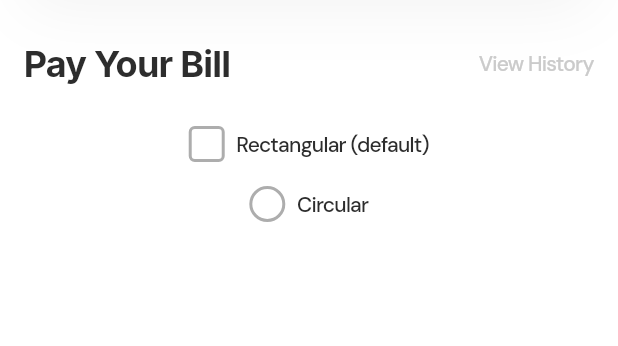
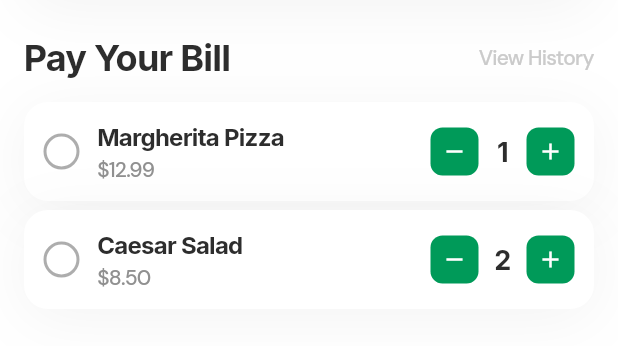
Before and after one commit to PaygooApp/paygoo, a Flutter app: the screen it shows after launch, on a phone screen of 412 x 824 dp, the part 210-556 px from its top. Run offline on Flutter 3.47's test engine with Material 3 defaults, Android fonts, the phone set to English and light mode, and no system bars; our stand-ins replace google_fonts; project files that could hold a hidden picture were left out.

Commit message:
feat(#14): basic order item card

```diff
--- /dev/null
+++ b/lib/components/atoms/app_counter.dart
@@ -0,0 +1,100 @@
+import 'package:flutter/material.dart';
+import 'package:flutter/services.dart';
+import 'package:paygoo/tokens/token_primitive_mode1.dart';
+
+class AppCounter extends StatelessWidget {
+  const AppCounter({
+    super.key,
+    required this.value,
+    required this.onChanged,
+    this.minValue = 0,
+    this.maxValue = 99,
+  });
+
+  final int value;
+  final ValueChanged<int>? onChanged;
+  final int minValue;
+  final int maxValue;
+
+  void _decrement() {
+    if (onChanged != null && value > minValue) {
+      HapticFeedback.lightImpact();
+      onChanged!(value - 1);
+    }
+  }
+
+  void _increment() {
+    if (onChanged != null && value < maxValue) {
+      HapticFeedback.lightImpact();
+      onChanged!(value + 1);
+    }
+  }
+
+  @override
+  Widget build(BuildContext context) {
+    final isDecrementDisabled = onChanged == null || value <= minValue;
+    final isIncrementDisabled = onChanged == null || value >= maxValue;
+
+    return Row(
+      mainAxisSize: MainAxisSize.min,
+      children: [
+        _CounterButton(
+          icon: Icons.remove,
+          onTap: isDecrementDisabled ? null : _decrement,
+          isDisabled: isDecrementDisabled,
+        ),
+        SizedBox(
+          width: 32,
+          child: Text(
+            value.toString(),
+            textAlign: TextAlign.center,
+            style: Theme.of(context).textTheme.titleMedium,
+          ),
+        ),
+        _CounterButton(
+          icon: Icons.add,
+          onTap: isIncrementDisabled ? null : _increment,
+          isDisabled: isIncrementDisabled,
+        ),
+      ],
+    );
+  }
+}
+
+class _CounterButton extends StatelessWidget {
+  const _CounterButton({
+    required this.icon,
+    required this.onTap,
+    required this.isDisabled,
+  });
+
+  final IconData icon;
+  final VoidCallback? onTap;
+  final bool isDisabled;
+
+  @override
+  Widget build(BuildContext context) {
+    return GestureDetector(
+      onTap: onTap,
+      child: Container(
+        width: 32,
+        height: 32,
+        decoration: BoxDecoration(
+          color: isDisabled
+              ? TokenPrimitiveMode1.gray100
+              : Theme.of(context).colorScheme.primary,
+          borderRadius: BorderRadius.circular(
+            TokenPrimitiveMode1.borderRadiussm.toDouble(),
+          ),
+        ),
+        child: Icon(
+          icon,
+          size: 18,
+          color: isDisabled
+              ? TokenPrimitiveMode1.gray400
+              : TokenPrimitiveMode1.basewhite,
+        ),
+      ),
+    );
+  }
+}
--- /dev/null
+++ b/lib/components/compose/order_item_card.dart
@@ -0,0 +1,163 @@
+import 'package:flutter/material.dart';
+import 'package:flutter/services.dart';
+import 'package:paygoo/components/atoms/app_checkbox.dart';
+import 'package:paygoo/components/atoms/app_counter.dart';
+import 'package:paygoo/tokens/token_primitive_mode1.dart';
+
+class OrderItemCard extends StatefulWidget {
+  const OrderItemCard({
+    super.key,
+    required this.itemName,
+    required this.price,
+    required this.isSelected,
+    required this.onSelectedChanged,
+    required this.quantity,
+    required this.onQuantityChanged,
+    this.checkboxStyle = AppCheckboxStyle.circular,
+    this.showSelectedBorder = true,
+    this.enableTapAnimation = true,
+  });
+
+  final String itemName;
+  final String price;
+  final bool isSelected;
+  final ValueChanged<bool> onSelectedChanged;
+  final int quantity;
+  final ValueChanged<int> onQuantityChanged;
+  final AppCheckboxStyle checkboxStyle;
+  final bool showSelectedBorder;
+  final bool enableTapAnimation;
+
+  @override
+  State<OrderItemCard> createState() => _OrderItemCardState();
+}
+
+class _OrderItemCardState extends State<OrderItemCard>
+    with SingleTickerProviderStateMixin {
+  late AnimationController _controller;
+  late Animation<double> _scaleAnimation;
+
+  @override
+  void initState() {
+    super.initState();
+    _controller = AnimationController(
+      duration: const Duration(milliseconds: 100),
+      vsync: this,
+    );
+    _scaleAnimation = Tween<double>(
+      begin: 1.0,
+      end: 0.97,
+    ).animate(CurvedAnimation(parent: _controller, curve: Curves.easeInOut));
+  }
+
+  @override
+  void dispose() {
+    _controller.dispose();
+    super.dispose();
+  }
+
+  void _onTapDown(TapDownDetails details) {
+    if (widget.enableTapAnimation) {
+      _controller.forward();
+    }
+  }
+
+  void _onTapUp(TapUpDetails details) {
+    if (widget.enableTapAnimation) {
+      _controller.reverse();
+    }
+    _toggleSelection();
+  }
+
+  void _onTapCancel() {
+    if (widget.enableTapAnimation) {
+      _controller.reverse();
+    }
+  }
+
+  void _toggleSelection() {
+    HapticFeedback.lightImpact();
+    widget.onSelectedChanged(!widget.isSelected);
+  }
+
+  @override
+  Widget build(BuildContext context) {
+    return GestureDetector(
+      onTapDown: _onTapDown,
+      onTapUp: _onTapUp,
+      onTapCancel: _onTapCancel,
+      child: AnimatedBuilder(
+        animation: _scaleAnimation,
+        builder: (context, child) =>
+            Transform.scale(scale: _scaleAnimation.value, child: child),
+        child: Container(
+          width: double.infinity,
+          padding: EdgeInsets.all(TokenPrimitiveMode1.scale300.toDouble()),
+          decoration: BoxDecoration(
+            color: Theme.of(context).colorScheme.surface,
+            borderRadius: BorderRadius.circular(
+              TokenPrimitiveMode1.borderRadiuslg.toDouble(),
+            ),
+            boxShadow: [
+              BoxShadow(
+                color: Color(0x0C000000),
+                blurRadius: 35,
+                offset: Offset(0, 6),
+                spreadRadius: 0,
+              ),
+            ],
+            border: Border.all(
+              color: (widget.isSelected && widget.showSelectedBorder)
+                  ? Theme.of(context).colorScheme.primary
+                  : TokenPrimitiveMode1.basewhite,
+              width: TokenPrimitiveMode1.borderWidthsm.toDouble(),
+            ),
+          ),
+          child: Row(
+            children: [
+              Expanded(
+                child: Row(
+                  children: [
+                    AppCheckbox(
+                      value: widget.isSelected,
+                      onChanged: null, // Disable direct tap, card handles it
+                      style: widget.checkboxStyle,
+                    ),
+                    SizedBox(width: TokenPrimitiveMode1.scale300.toDouble()),
+                    Flexible(
+                      child: Column(
+                        crossAxisAlignment: CrossAxisAlignment.start,
+                        mainAxisSize: MainAxisSize.min,
+                        children: [
+                          Text(
+                            widget.itemName,
+                            style: Theme.of(context).textTheme.titleSmall,
+                            maxLines: 1,
+                            overflow: TextOverflow.ellipsis,
+                          ),
+                          SizedBox(
+                            height: TokenPrimitiveMode1.scale100.toDouble(),
+                          ),
+                          Text(
+                            widget.price,
+                            style: Theme.of(context).textTheme.bodyMedium
+                                ?.copyWith(color: TokenPrimitiveMode1.gray500),
+                          ),
+                        ],
+                      ),
+                    ),
+                  ],
+                ),
+              ),
+              // Counter (right side)
+              AppCounter(
+                value: widget.quantity,
+                onChanged: widget.onQuantityChanged,
+              ),
+            ],
+          ),
+        ),
+      ),
+    );
+  }
+}
--- a/lib/main.dart
+++ b/lib/main.dart
@@ -1,8 +1,8 @@
 import 'package:flutter/material.dart';
+import 'package:paygoo/components/compose/order_item_card.dart';
 import 'package:paygoo/components/wrappers/venu_table_card.dart';
 import 'package:paygoo/tokens/token_primitive_mode1.dart';
 import 'package:paygoo/utils/theme/theme.dart';
-import 'package:paygoo/components/atoms/app_checkbox.dart';
 
 void main() {
   runApp(const App());
@@ -30,8 +30,10 @@ class HomePage extends StatefulWidget {
 }
 
 class _HomePageState extends State<HomePage> {
-  bool isChecked = false;
-  bool isCircularChecked = false;
+  bool isItem1Selected = false;
+  bool isItem2Selected = false;
+  int item1Quantity = 1;
+  int item2Quantity = 2;
 
   @override
   Widget build(BuildContext context) {
@@ -48,7 +50,7 @@ class _HomePageState extends State<HomePage> {
                 tableNumber: "Table:8",
                 totalAmount: "\$55.50",
               ),
-              SizedBox(height: 28),
+              SizedBox(height: 24),
               Row(
                 mainAxisAlignment: MainAxisAlignment.spaceBetween,
                 children: [
@@ -64,18 +66,33 @@ class _HomePageState extends State<HomePage> {
                   ),
                 ],
               ),
-              SizedBox(height: 28),
-              AppCheckbox(
-                value: isChecked,
-                onChanged: (value) => setState(() => isChecked = value),
-                label: "Rectangular (default)",
+              SizedBox(height: 16),
+              // With animation, no border
+              OrderItemCard(
+                itemName: "Margherita Pizza",
+                price: "\$12.99",
+                isSelected: isItem1Selected,
+                onSelectedChanged: (value) =>
+                    setState(() => isItem1Selected = value),
+                quantity: item1Quantity,
+                onQuantityChanged: (value) =>
+                    setState(() => item1Quantity = value),
+                showSelectedBorder: false,
+                enableTapAnimation: true,
               ),
-              SizedBox(height: 16),
-              AppCheckbox(
-                value: isCircularChecked,
-                onChanged: (value) => setState(() => isCircularChecked = value),
-                label: "Circular",
-                style: AppCheckboxStyle.circular,
+              SizedBox(height: 6),
+              // No animation, no border
+              OrderItemCard(
+                itemName: "Caesar Salad",
+                price: "\$8.50",
+                isSelected: isItem2Selected,
+                onSelectedChanged: (value) =>
+                    setState(() => isItem2Selected = value),
+                quantity: item2Quantity,
+                onQuantityChanged: (value) =>
+                    setState(() => item2Quantity = value),
+                showSelectedBorder: false,
+                enableTapAnimation: false,
               ),
             ],
           ),
--- a/lib/utils/theme/custom_theme/text_theme.dart
+++ b/lib/utils/theme/custom_theme/text_theme.dart
@@ -77,9 +77,10 @@ class TTextTheme {
     ),
     titleSmall: _titleStyle(
       fontSize: TokenPrimitiveMode1.typographyfontSizetitlesm.toDouble(),
-      fontWeight: FontWeight.w400,
+      fontWeight: FontWeight.w700,
       lineHeight: TokenPrimitiveMode1.typographylineHeightheadingsm.toDouble(),
       color: TokenPrimitiveMode1.gray900,
+      letterSpacing: 16 * (-3 / 100),
     ),
     bodyLarge: _bodyStyle(
       fontSize: TokenPrimitiveMode1.typographyfontSizebodylg.toDouble(),
@@ -152,9 +153,10 @@ class TTextTheme {
     ),
     titleSmall: _titleStyle(
       fontSize: TokenPrimitiveMode1.typographyfontSizetitlesm.toDouble(),
-      fontWeight: FontWeight.w400,
+      fontWeight: FontWeight.w700,
       lineHeight: TokenPrimitiveMode1.typographylineHeightheadingsm.toDouble(),
       color: TokenPrimitiveMode1.basewhite,
+      letterSpacing: 16 * (-3 / 100),
     ),
     bodyLarge: _bodyStyle(
       fontSize: TokenPrimitiveMode1.typographyfontSizebodylg.toDouble(),
```
